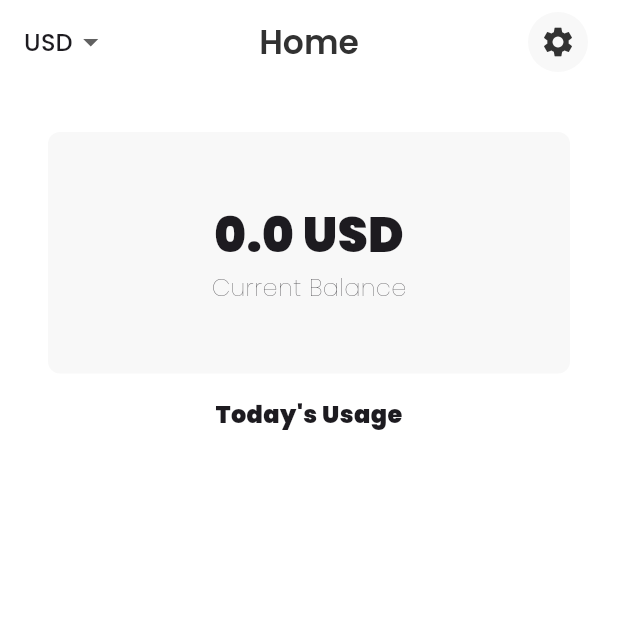
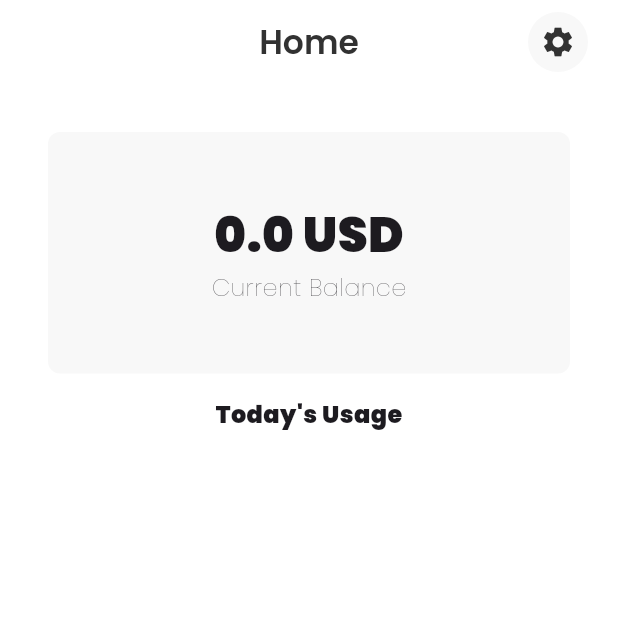
Before and after one commit to VMarkovicz/financial-management-app, a Flutter app: the CalendarView screen opened by its route, after a tap on "Home", on a phone screen of 412 x 824 dp, the top half of it. Run offline on Flutter 3.47's test engine with Material 3 defaults, Android fonts, the phone set to English and light mode, and no system bars; our stand-ins replace camera, cloud_firestore, firebase_auth, firebase_core, flutter_dotenv, flutter_heatmap_calendar and 3 more; missing offline and left inert: material_charts; accounts and stored records are empty; network calls fail.

Commit message:
feat/default currency setter

```diff
--- a/lib/services/auth_service.dart
+++ b/lib/services/auth_service.dart
@@ -33,6 +33,7 @@ class AuthService {
           id: userAuth.uid,
           username: user.username,
           email: user.email,
+          defaultCurrency: user.defaultCurrency
         );
         await _usersCollection.doc(userAuth.uid).set(userModel.toJson());
       } else {
--- a/lib/viewmodels/user_viewmodel.dart
+++ b/lib/viewmodels/user_viewmodel.dart
@@ -59,6 +59,8 @@ class UserViewModel extends ChangeNotifier {
   }
 
   Future<UserModel> updateDefaultCurrency(String currency) async {
+    busy = true;
+    notifyListeners();
     final response = await _userRepository.updateDefaultCurrency(currency);
     user.defaultCurrency = response.defaultCurrency;
     Fluttertoast.showToast(
@@ -70,6 +72,7 @@ class UserViewModel extends ChangeNotifier {
       textColor: Colors.white,
       fontSize: 16.0,
     );
+    busy = false;
     notifyListeners();
     return response;
   }
--- a/lib/views/calendar/calendar_view.dart
+++ b/lib/views/calendar/calendar_view.dart
@@ -31,7 +31,7 @@ class _CalendarViewState extends State<CalendarView> {
     super.initState();
     _transactionsViewmodel = context.read<TransactionsViewmodel>();
     _userViewModel = context.read<UserViewModel>();
-    _selectedCurrency = _userViewModel.user.defaultCurrency ?? 'USD';
+    _selectedCurrency = _userViewModel.user.defaultCurrency;
     WidgetsBinding.instance.addPostFrameCallback((_) {
       loadData();
     });
@@ -101,11 +101,13 @@ class _CalendarViewState extends State<CalendarView> {
                         ),
                         viewModel.busy
                             ? const CircularProgressIndicator()
-                            : Text(
-                              '${viewModel.totalBalanceByDay} $_selectedCurrency',
-                              style: TextStyle(
-                                fontSize: 24,
-                                fontWeight: FontWeight.w900,
+                            : Consumer<UserViewModel>(
+                              builder: (context, userViewModel, child) => Text(
+                                '${viewModel.totalBalanceByDay} ${_userViewModel.user.defaultCurrency}',
+                                style: TextStyle(
+                                  fontSize: 24,
+                                  fontWeight: FontWeight.w900,
+                                ),
                               ),
                             ),
                       ],
@@ -142,6 +144,7 @@ class _CalendarViewState extends State<CalendarView> {
                                 amount: transaction.amount,
                                 type: transaction.type,
                                 date: transaction.date,
+                                currency: _userViewModel.user.defaultCurrency,
                                 onDelete: () async {
                                   // Use post frame callback to avoid setState during build
                                   WidgetsBinding.instance.addPostFrameCallback((
--- a/lib/views/home/home_view.dart
+++ b/lib/views/home/home_view.dart
@@ -87,7 +87,7 @@ class _HomeViewState extends State<HomeView> {
     return Scaffold(
       appBar: CustomAppBar(
         title: "Home",
-        initialCurrency: _selectedCurrency ?? 'USD',
+        initialCurrency: _userViewModel.user.defaultCurrency ?? 'USD',
         showNavigation: false,
         onCurrencyChanged: (currency) {
           setState(() {
@@ -192,7 +192,7 @@ class _HomeViewState extends State<HomeView> {
                         }
 
                         return Text(
-                          "${_transactionsViewmodel.totalMonthlyBalance} $_selectedCurrency",
+                          "${_transactionsViewmodel.totalMonthlyBalance} ${_userViewModel.user.defaultCurrency}",
                           style: const TextStyle(
                             fontSize: 32,
                             fontWeight: FontWeight.w900,
@@ -227,13 +227,14 @@ class _HomeViewState extends State<HomeView> {
                       itemCount: viewModel.transactions.length,
                       itemBuilder: (context, index) {
                         final transaction = viewModel.transactions[index];
-                        return TransactionWidget(
+                        return Consumer<UserViewModel>(
+                          builder: (context, userViewModel, child) => TransactionWidget(
                             id: transaction.id,
                             name: transaction.name,
                             description: transaction.description,
                             amount: transaction.amount,
                             date: transaction.date,
-                          currency: _selectedCurrency,
+                            currency: _userViewModel.user.defaultCurrency,
                             type: transaction.type,
                             onDelete: () {
                               viewModel.deleteTransaction(
@@ -244,6 +245,7 @@ class _HomeViewState extends State<HomeView> {
                             onEdit: (newTransaction) {
                               viewModel.updateTransaction(newTransaction);
                             },
+                          ),
                         );
                       },
                       separatorBuilder: (_, __) => const SizedBox(height: 16),
--- a/lib/views/settings/settings_view.dart
+++ b/lib/views/settings/settings_view.dart
@@ -91,7 +91,7 @@ class _SettingsViewState extends State<SettingsView> {
     return Consumer<UserViewModel>(
       builder:
           (context, userViewModel, child) => Scaffold(
-            appBar: CustomAppBar(title: "Settings", showActions: false),
+            appBar: CustomAppBar(title: "Settings", showActions: false, initialCurrency: _userViewModel.user.defaultCurrency ?? 'USD',),
             body: Column(
               children: [
                 Expanded(
--- a/lib/widgets/custom_app_bar.dart
+++ b/lib/widgets/custom_app_bar.dart
@@ -18,7 +18,7 @@ class CustomAppBar extends StatefulWidget implements PreferredSizeWidget {
     this.onCurrencyChanged,
     this.onProfileTap,
     this.onBackTap,
-    this.initialCurrency = 'USD',
+    required this.initialCurrency,
     this.showActions = true,
     this.showNavigation = true,
   });
@@ -31,13 +31,13 @@ class CustomAppBar extends StatefulWidget implements PreferredSizeWidget {
 }
 
 class _CustomAppBarState extends State<CustomAppBar> {
-  late String _selectedOption;
+  late String _selectedOption = widget.initialCurrency;
   final List<String> _options = ['USD', 'BRL', 'BTC', 'ETH'];
 
   @override
   void initState() {
     super.initState();
-    _selectedOption = widget.initialCurrency;
+    // _selectedOption = widget.initialCurrency;
   }
 
   @override
@@ -60,26 +60,26 @@ class _CustomAppBarState extends State<CustomAppBar> {
                     widget.onBackTap ?? () => Get.back(closeOverlays: true),
                 icon: const Icon(Icons.arrow_back),
               ),
-            if (widget.showActions)
-              DropdownButton<String>(
-                value: _selectedOption,
-                underline: const SizedBox(),
-                onChanged: (value) {
-                  if (value != null) {
-                    setState(() {
-                      _selectedOption = value;
-                    });
-                    widget.onCurrencyChanged?.call(value);
-                  }
-                },
-                items:
-                    _options
-                        .map(
-                          (opt) =>
-                              DropdownMenuItem(value: opt, child: Text(opt)),
-                        )
-                        .toList(),
-              ),
+            // if (widget.showActions)
+            //   DropdownButton<String>(
+            //     value: _selectedOption,
+            //     underline: const SizedBox(),
+            //     onChanged: (value) {
+            //       if (value != null) {
+            //         setState(() {
+            //           _selectedOption = value;
+            //         });
+            //         widget.onCurrencyChanged?.call(value);
+            //       }
+            //     },
+            //     items:
+            //         _options
+            //             .map(
+            //               (opt) =>
+            //                   DropdownMenuItem(value: opt, child: Text(opt)),
+            //             )
+            //             .toList(),
+            //   ),
           ],
         ),
       ),
--- a/lib/widgets/transaction.dart
+++ b/lib/widgets/transaction.dart
@@ -24,7 +24,7 @@ class TransactionWidget extends StatelessWidget {
     required this.amount,
     required this.type,
     required this.date,
-    this.currency = 'USD',
+    required this.currency,
     this.onDelete,
     this.onEdit,
   });
```
Also changed, not shown: lib/views/settings/widgets/change_currency.dart (+14 -6 lines). Lines whose indentation alone changed are shown as unchanged.
